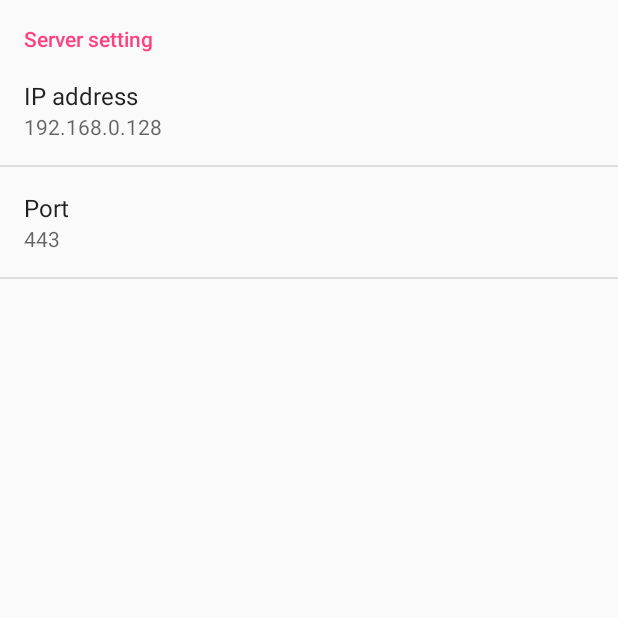
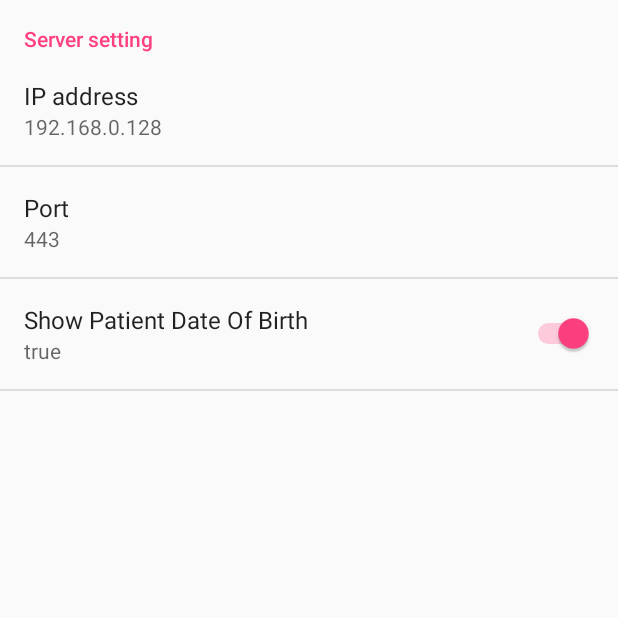
Before and after one commit to slogan621/tscharts-monitor, an Android app: the SettingsActivity screen opened directly, with no data from a screen before it, after a tap on "General", on a phone screen of 412 x 824 dp, the top half of it. Run offline under Robolectric (Android 15) with nearby library versions, the phone set to English and light mode, and no system bars.

Commit message:
Make showing patient DOB a preference

```diff
--- a/app/src/main/java/org/thousandsmiles/thousandsmilesmonitor/SettingsActivity.java
+++ b/app/src/main/java/org/thousandsmiles/thousandsmilesmonitor/SettingsActivity.java
@@ -1,6 +1,6 @@
 /*
- * (C) Copyright Syd Logan 2017
- * (C) Copyright Thousand Smiles Foundation 2017
+ * (C) Copyright Syd Logan 2017-2019
+ * (C) Copyright Thousand Smiles Foundation 2017-2019
  *
  * Licensed under the Apache License, Version 2.0 (the "License");
  * you may not use this file except in compliance with the License.
@@ -92,7 +92,7 @@ public class SettingsActivity extends PreferenceActivity {
      *
      * @see #sBindPreferenceSummaryToValueListener
      */
-    private static void bindPreferenceSummaryToValue(Preference preference) {
+    private static void bindStringPreferenceSummaryToValue(Preference preference) {
         // Set the listener to watch for value changes.
         preference.setOnPreferenceChangeListener(sBindPreferenceSummaryToValueListener);
 
@@ -102,6 +102,18 @@ public class SettingsActivity extends PreferenceActivity {
                 PreferenceManager
                         .getDefaultSharedPreferences(preference.getContext())
                         .getString(preference.getKey(), ""));
+    }
+
+    private static void bindBooleanPreferenceSummaryToValue(Preference preference) {
+        // Set the listener to watch for value changes.
+        preference.setOnPreferenceChangeListener(sBindPreferenceSummaryToValueListener);
+
+        // Trigger the listener immediately with the preference's
+        // current value.
+        sBindPreferenceSummaryToValueListener.onPreferenceChange(preference,
+                PreferenceManager
+                        .getDefaultSharedPreferences(preference.getContext())
+                        .getBoolean(preference.getKey(), true));
     }
 
     @Override
@@ -163,8 +175,9 @@ public class SettingsActivity extends PreferenceActivity {
             // to their values. When their values change, their summaries are
             // updated to reflect the new value, per the Android Design
             // guidelines.
-            bindPreferenceSummaryToValue(findPreference("ipAddress"));
-            bindPreferenceSummaryToValue(findPreference("port"));
+            bindStringPreferenceSummaryToValue(findPreference("ipAddress"));
+            bindStringPreferenceSummaryToValue(findPreference("port"));
+            bindBooleanPreferenceSummaryToValue(findPreference("showDOB"));
         }
 
         @Override
--- a/app/src/main/res/xml/settings.xml
+++ b/app/src/main/res/xml/settings.xml
@@ -1,7 +1,8 @@
 <?xml version="1.0" encoding="utf-8"?>
 <PreferenceScreen xmlns:android="http://schemas.android.com/apk/res/android">
     <PreferenceCategory android:title="Server setting">
-        <EditTextPreference android:defaultValue="192.168.0.128" android:key="ipAddress" android:title="IP address" android:summary="Change IP separated by dots"></EditTextPreference>
-        <EditTextPreference android:defaultValue="443" android:summary="Change port number" android:key="port" android:title="Port"></EditTextPreference>
+        <EditTextPreference android:defaultValue="192.168.0.128" android:key="ipAddress" android:title="IP address" android:summary="IPV4 Server Address"></EditTextPreference>
+        <EditTextPreference android:defaultValue="443" android:summary="Server Port Number" android:key="port" android:title="Port"></EditTextPreference>
+        <SwitchPreference android:defaultValue="true" android:summary="Show Patient Date of Birth" android:key="showDOB" android:title="Show Patient Date Of Birth"></SwitchPreference>
     </PreferenceCategory>
 </PreferenceScreen>
```
Also changed, not shown: app/src/main/java/org/thousandsmiles/thousandsmilesmonitor/SessionSingleton.java (+14 -0 lines).
